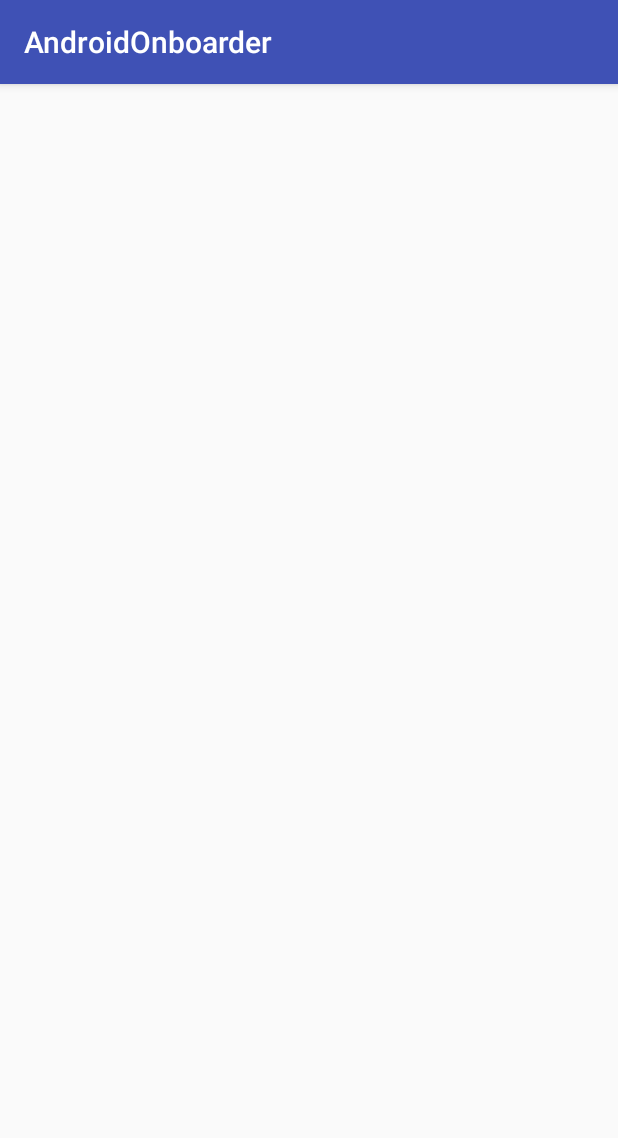
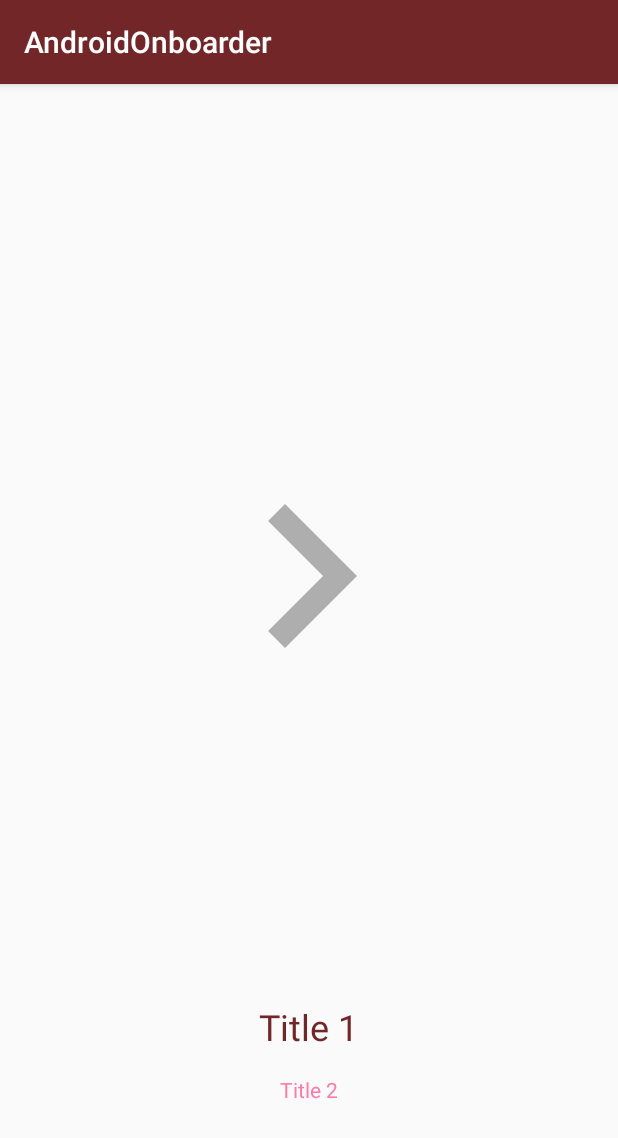
Before and after one commit to chyrta/AndroidOnboarder, an Android app: the screen it shows after launch (IntroActivity), on a phone screen of 412 x 824 dp. Shown: the top 1138 px of the screen. Run offline under Robolectric (Android 15) with nearby library versions, the phone set to English and light mode, and no system bars.

Commit message:
Added ability to change title and description colors and to set drawable resources

```diff
--- a/onboarder/src/main/AndroidManifest.xml
+++ b/onboarder/src/main/AndroidManifest.xml
@@ -7,8 +7,6 @@
         android:label="@string/app_name"
         android:supportsRtl="true">
 
-        <activity android:name=".OnboarderActivity"/>
-
     </application>
 
 </manifest>
--- a/onboarder/src/main/java/com/chyrta/onboarder/OnboarderActivity.java
+++ b/onboarder/src/main/java/com/chyrta/onboarder/OnboarderActivity.java
@@ -6,31 +6,56 @@ import android.support.v4.content.ContextCompat;
 import android.support.v4.view.ViewPager;
 import android.support.v7.app.AppCompatActivity;
 import android.view.View;
+import android.widget.Button;
+import android.widget.ImageButton;
 
+import java.util.ArrayList;
 import java.util.List;
 
-public class OnboarderActivity extends AppCompatActivity {
+public class OnboarderActivity extends AppCompatActivity implements View.OnClickListener {
 
     ViewPager vpOnboarderPager;
     OnboarderAdapter onboarderAdapter;
+    ImageButton ibNext;
+    Button btnSkip, btnFinish;
 
     @Override
     protected void onCreate(Bundle savedInstanceState) {
         super.onCreate(savedInstanceState);
+        setStatusBackgroundColor();
+        setContentView(R.layout.activity_onboarder);
+        ibNext = (ImageButton) findViewById(R.id.ib_next);
+        btnSkip = (Button) findViewById(R.id.btn_skip);
+        btnFinish = (Button) findViewById(R.id.btn_finish);
+        vpOnboarderPager = (ViewPager) findViewById(R.id.vp_onboarder_pager);
+        ibNext.setOnClickListener(this);
+        btnSkip.setOnClickListener(this);
+        btnFinish.setOnClickListener(this);
+    }
 
+    public void setOnboardPagesReady(List<OnboarderPage> pages) {
+        onboarderAdapter = new OnboarderAdapter(pages, getSupportFragmentManager());
+        vpOnboarderPager.setAdapter(onboarderAdapter);
+    }
+
+    public void setStatusBackgroundColor() {
         if (Build.VERSION.SDK_INT >= Build.VERSION_CODES.LOLLIPOP) {
             getWindow().getDecorView().setSystemUiVisibility(
                     View.SYSTEM_UI_FLAG_LAYOUT_STABLE
                             | View.SYSTEM_UI_FLAG_LAYOUT_FULLSCREEN);
             getWindow().setStatusBarColor(ContextCompat.getColor(this, R.color.black_transparent));
         }
-
-        setContentView(R.layout.activity_onboarder);
     }
 
-    public void setOnboardPages(List<OnboarderPage> pages) {
-        onboarderAdapter = new OnboarderAdapter(pages, getSupportFragmentManager());
-        vpOnboarderPager.setAdapter(onboarderAdapter);
+    @Override
+    public void onClick(View v) {
+        int i = v.getId();
+        if (i == R.id.ib_next) {
+        } else if (i == R.id.btn_skip) {
+        } else if (i == R.id.btn_finish) {
+        } else {
+        }
     }
 
+
 }
--- a/onboarder/src/main/java/com/chyrta/onboarder/OnboarderFragment.java
+++ b/onboarder/src/main/java/com/chyrta/onboarder/OnboarderFragment.java
@@ -2,7 +2,12 @@ package com.chyrta.onboarder;
 
 import android.content.Context;
 import android.os.Bundle;
+import android.support.annotation.ColorRes;
+import android.support.annotation.DrawableRes;
+import android.support.annotation.StringRes;
 import android.support.v4.app.Fragment;
+import android.support.v4.content.ContextCompat;
+import android.util.Log;
 import android.view.LayoutInflater;
 import android.view.View;
 import android.view.ViewGroup;
@@ -17,13 +22,15 @@ public class OnboarderFragment extends Fragment {
     private static final String ONBOARDER_PAGE_DESCRIPTION = "onboarder_page_description";
     private static final String ONBOARDER_PAGE_DESCRIPTION_RES_ID = "onboarder_page_description_res_id";
     private static final String ONBOARDER_PAGE_DESCRIPTION_COLOR = "onborader_page_description_color";
+    private static final String ONBOARDER_PAGE_IMAGE_RES_ID = "onboarder_page_iamge_res_id";
 
     private String onboarderTitle;
     private String onboarderDescription;
-    private int onboarderTitleResId;
-    private int onboarderTitleColor;
-    private int onboarderDescriptionResId;
-    private int onboarderDescriptionColor;
+    @StringRes private int onboarderTitleResId;
+    @ColorRes private int onboarderTitleColor;
+    @StringRes private int onboarderDescriptionResId;
+    @ColorRes private int onboarderDescriptionColor;
+    @DrawableRes private int onboarderImageResId;
 
     private View onboarderView;
     private ImageView ivOnboarderImage;
@@ -40,6 +47,7 @@ public class OnboarderFragment extends Fragment {
         args.putInt(ONBOARDER_PAGE_DESCRIPTION_RES_ID, page.getDescriptionResourceId());
         args.putInt(ONBOARDER_PAGE_TITLE_COLOR, page.getTitleColor());
         args.putInt(ONBOARDER_PAGE_DESCRIPTION_COLOR, page.getDescriptionColor());
+        args.putInt(ONBOARDER_PAGE_IMAGE_RES_ID, page.getImageResourceId());
         OnboarderFragment fragment = new OnboarderFragment();
         fragment.setArguments(args);
         return fragment;
@@ -56,11 +64,12 @@ public class OnboarderFragment extends Fragment {
         Bundle bundle = getArguments();
 
         onboarderTitle = bundle.getString(ONBOARDER_PAGE_TITLE, null);
-        onboarderTitleResId = bundle.getInt(ONBOARDER_PAGE_TITLE_RES_ID, -1);
-        onboarderTitleColor = bundle.getInt(ONBOARDER_PAGE_TITLE_COLOR, -1);
+        onboarderTitleResId = bundle.getInt(ONBOARDER_PAGE_TITLE_RES_ID, 0);
+        onboarderTitleColor = bundle.getInt(ONBOARDER_PAGE_TITLE_COLOR, 0);
         onboarderDescription = bundle.getString(ONBOARDER_PAGE_DESCRIPTION, null);
-        onboarderDescriptionResId = bundle.getInt(ONBOARDER_PAGE_DESCRIPTION_RES_ID, -1);
-        onboarderDescriptionColor = bundle.getInt(ONBOARDER_PAGE_DESCRIPTION_COLOR, -1);
+        onboarderDescriptionResId = bundle.getInt(ONBOARDER_PAGE_DESCRIPTION_RES_ID, 0);
+        onboarderDescriptionColor = bundle.getInt(ONBOARDER_PAGE_DESCRIPTION_COLOR, 0);
+        onboarderImageResId = bundle.getInt(ONBOARDER_PAGE_IMAGE_RES_ID, 0);
 
         onboarderView = inflater.inflate(R.layout.fragment_onboarder, container, false);
         ivOnboarderImage = (ImageView) onboarderView.findViewById(R.id.iv_onboarder_image);
@@ -71,24 +80,31 @@ public class OnboarderFragment extends Fragment {
             tvOnboarderTitle.setText(onboarderTitle);
         }
 
-        if (onboarderTitleResId != -1) {
-            tvOnboarderTitle.setText(onboarderTitleResId);
+        if (onboarderTitleResId != 0) {
+            tvOnboarderTitle.setText(getResources().getString(onboarderTitleResId));
         }
 
         if (onboarderDescription != null) {
             tvOnboarderDescription.setText(onboarderDescription);
         }
 
-        if (onboarderDescriptionResId != -1) {
-            tvOnboarderDescription.setText(onboarderDescriptionResId);
+        if (onboarderDescriptionResId != 0) {
+            tvOnboarderDescription.setText(getResources().getString(onboarderDescriptionResId));
         }
 
-        if (onboarderTitleColor != -1) {
-            tvOnboarderTitle.setTextColor(onboarderTitleColor);
+        if (onboarderTitleColor != 0) {
+            Log.v("ONBOARD_TITLE_COLOR", String.valueOf(onboarderTitleColor));
+            tvOnboarderTitle.setTextColor(ContextCompat.getColor(getActivity(), onboarderTitleColor));
         }
 
-        if (onboarderDescriptionColor != -1) {
-            tvOnboarderDescription.setTextColor(onboarderDescriptionColor);
+        if (onboarderDescriptionColor != 0) {
+            Log.v("ONBOARD_DESC_COLOR", String.valueOf(onboarderDescriptionColor));
+            tvOnboarderDescription.setTextColor(ContextCompat.getColor(getActivity(), onboarderDescriptionColor));
+        }
+
+        if (onboarderImageResId != 0) {
+            Log.v("ONBOARD_IMAGE", String.valueOf(onboarderImageResId));
+            ivOnboarderImage.setImageDrawable(ContextCompat.getDrawable(getActivity(), onboarderImageResId));
         }
 
         return onboarderView;
--- a/onboarder/src/main/java/com/chyrta/onboarder/OnboarderPage.java
+++ b/onboarder/src/main/java/com/chyrta/onboarder/OnboarderPage.java
@@ -82,4 +82,12 @@ public class OnboarderPage {
         this.descriptionColor = color;
     }
 
+    public void setImageResourceId(int imageResourceId) {
+        this.imageResourceId = imageResourceId;
+    }
+
+    public int getImageResourceId() {
+        return imageResourceId;
+    }
+
 }
--- a/onboarder/src/main/res/layout/activity_onboarder.xml
+++ b/onboarder/src/main/res/layout/activity_onboarder.xml
@@ -5,6 +5,7 @@
     android:layout_height="match_parent">
 
     <android.support.v4.view.ViewPager
+        android:id="@+id/vp_onboarder_pager"
         android:layout_width="match_parent"
         android:layout_height="match_parent"
         android:paddingBottom="?attr/actionBarSize"/>
@@ -22,6 +23,7 @@
         android:padding="@dimen/activity_margin">
 
         <Button
+            android:id="@+id/btn_skip"
             android:layout_width="wrap_content"
             android:layout_height="wrap_content"
             style="@style/Widget.AppCompat.Button.Borderless"
--- a/sample/src/main/java/com/chyrta/androidonboarder/IntroActivity.java
+++ b/sample/src/main/java/com/chyrta/androidonboarder/IntroActivity.java
@@ -3,6 +3,7 @@ package com.chyrta.androidonboarder;
 import android.os.Bundle;
 
 import com.chyrta.onboarder.OnboarderActivity;
+import com.chyrta.onboarder.OnboarderAdapter;
 import com.chyrta.onboarder.OnboarderPage;
 
 import java.util.ArrayList;
@@ -14,9 +15,15 @@ public class IntroActivity extends OnboarderActivity {
     protected void onCreate(Bundle savedInstanceState) {
         super.onCreate(savedInstanceState);
 
-        OnboarderPage onboarderPage1 = new OnboarderPage("Title 1", "Description 1");
+        OnboarderPage onboarderPage1 = new OnboarderPage("Title 1", "Title 2", R.drawable.ic_chevron_right);
+        onboarderPage1.setTitleColor(R.color.colorPrimary);
+        onboarderPage1.setDescriptionColor(R.color.colorAccent);
         OnboarderPage onboarderPage2 = new OnboarderPage("Title 2", "Description 2");
-        OnboarderPage onboarderPage3 = new OnboarderPage("Title 1", "Description 3");
+        onboarderPage2.setTitleColor(R.color.colorPrimaryDark);
+        onboarderPage2.setDescriptionColor(R.color.colorAccent);
+        OnboarderPage onboarderPage3 = new OnboarderPage("Title 3", "Description 3");
+//        onboarderPage3.setTitleColor(R.color.colorPrimaryDark);
+//        onboarderPage3.setDescriptionColor(R.color.colorAccent);
 
         List<OnboarderPage> pages = new ArrayList<>();
 
@@ -24,6 +31,7 @@ public class IntroActivity extends OnboarderActivity {
         pages.add(onboarderPage2);
         pages.add(onboarderPage3);
 
-        setOnboardPages(pages);
+        setOnboardPagesReady(pages);
+
     }
 }
--- a/sample/src/main/res/values/colors.xml
+++ b/sample/src/main/res/values/colors.xml
@@ -1,6 +1,6 @@
 <?xml version="1.0" encoding="utf-8"?>
 <resources>
-    <color name="colorPrimary">#3F51B5</color>
-    <color name="colorPrimaryDark">#303F9F</color>
+    <color name="colorPrimary">#732628</color>
+    <color name="colorPrimaryDark">#62ff00</color>
     <color name="colorAccent">#FF4081</color>
 </resources>
--- a/settings.gradle
+++ b/settings.gradle
@@ -1 +1 @@
-include ':onboarder'
+include ':onboarder', ':sample'
```
